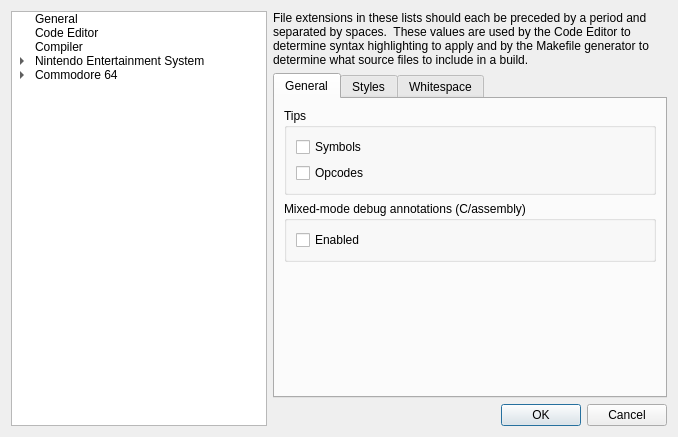
Qt form apps/ide/environmentsettingsdialog.ui (christopherpow/nesicide) before a commit.
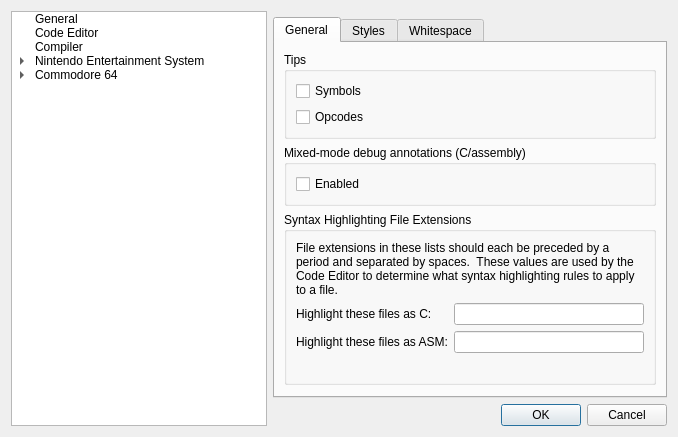
The same form after that commit. The open tabs and pages were chosen to show the change. Icons and pictures are not drawn.

Commit message: Adding syntax highlight file selection rules in Environment Settings.  Separated behavior of syntax highlighting and code file inclusion in Makefile rules.

```diff
--- a/apps/ide/environmentsettingsdialog.ui
+++ b/apps/ide/environmentsettingsdialog.ui
@@ -81,16 +81,6 @@
      </item>
     </widget>
    </item>
-   <item row="0" column="1">
-    <widget class="QLabel" name="label_10">
-     <property name="text">
-      <string>File extensions in these lists should each be preceded by a period and separated by spaces.  These values are used by the Code Editor to determine syntax highlighting to apply and by the Makefile generator to determine what source files to include in a build.</string>
-     </property>
-     <property name="wordWrap">
-      <bool>true</bool>
-     </property>
-    </widget>
-   </item>
    <item row="1" column="1">
     <widget class="QStackedWidget" name="stackedWidget">
      <property name="currentIndex">
@@ -229,7 +219,7 @@
              </layout>
             </widget>
            </item>
-           <item row="2" column="0">
+           <item row="3" column="0">
             <spacer name="verticalSpacer_4">
              <property name="orientation">
               <enum>Qt::Vertical</enum>
@@ -258,6 +248,52 @@
              </layout>
             </widget>
            </item>
+           <item row="2" column="0">
+            <widget class="QGroupBox" name="groupBox_13">
+             <property name="title">
+              <string>Syntax Highlighting File Extensions</string>
+             </property>
+             <layout class="QFormLayout" name="formLayout_5">
+              <item row="1" column="0">
+               <widget class="QLabel" name="label_14">
+                <property name="text">
+                 <string>Highlight these files as C:</string>
+                </property>
+               </widget>
+              </item>
+              <item row="3" column="0">
+               <widget class="QLabel" name="label_15">
+                <property name="text">
+                 <string/>
+                </property>
+               </widget>
+              </item>
+              <item row="2" column="0">
+               <widget class="QLabel" name="label_16">
+                <property name="text">
+                 <string>Highlight these files as ASM:</string>
+                </property>
+               </widget>
+              </item>
+              <item row="1" column="1">
+               <widget class="QLineEdit" name="highlightAsC"/>
+              </item>
+              <item row="2" column="1">
+               <widget class="QLineEdit" name="highlightAsASM"/>
+              </item>
+              <item row="0" column="0" colspan="2">
+               <widget class="QLabel" name="label_17">
+                <property name="text">
+                 <string>File extensions in these lists should each be preceded by a period and separated by spaces.  These values are used by the Code Editor to determine what syntax highlighting rules to apply to a file.</string>
+                </property>
+                <property name="wordWrap">
+                 <bool>true</bool>
+                </property>
+               </widget>
+              </item>
+             </layout>
+            </widget>
+           </item>
           </layout>
          </widget>
          <widget class="QWidget" name="styles">
@@ -624,6 +660,16 @@
           <item row="3" column="1">
            <widget class="QLineEdit" name="headerExtensions"/>
           </item>
+          <item row="0" column="0" colspan="2">
+           <widget class="QLabel" name="label_10">
+            <property name="text">
+             <string>File extensions in these lists should each be preceded by a period and separated by spaces.  These values are used by the Makefile generator to determine what source files to include in a build.</string>
+            </property>
+            <property name="wordWrap">
+             <bool>true</bool>
+            </property>
+           </widget>
+          </item>
          </layout>
         </widget>
        </item>
```
Left out of the diff: 2 changed lines with no effect on the pictures. The commit also changes 3 other files.
